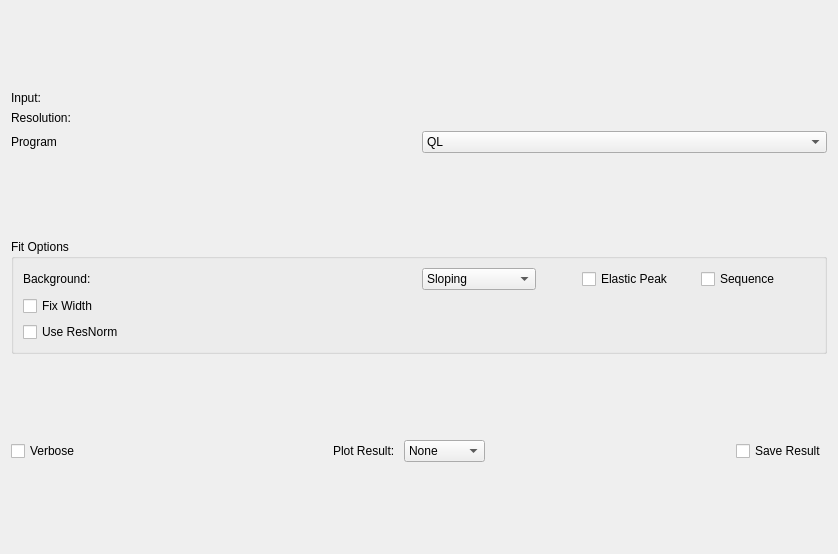
This is Code/Mantid/MantidQt/CustomInterfaces/inc/MantidQtCustomInterfaces/Quasi.ui in mantidproject/mantid as Qt 5 draws it before an edit. The edited form follows.
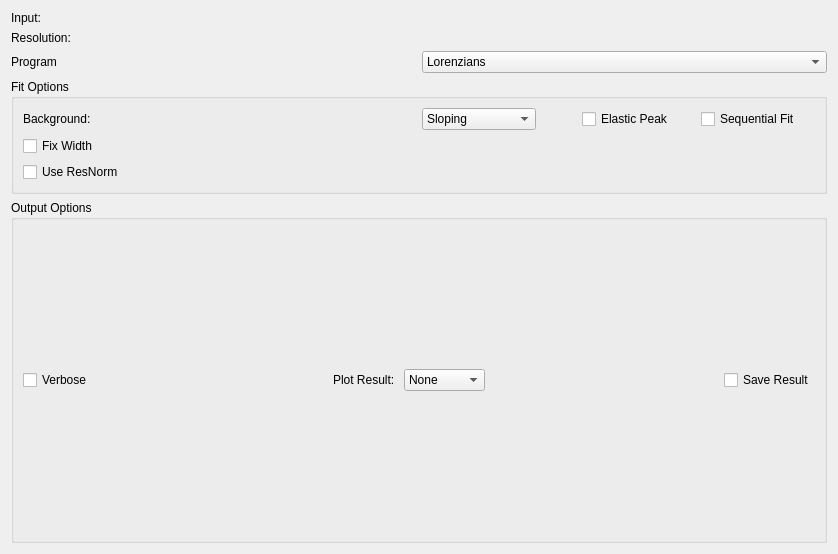
This is the edited form. Custom widgets are drawn as their Qt base class.

The edit to the form file:
```diff
--- a/Code/Mantid/MantidQt/CustomInterfaces/inc/MantidQtCustomInterfaces/Quasi.ui
+++ b/Code/Mantid/MantidQt/CustomInterfaces/inc/MantidQtCustomInterfaces/Quasi.ui
@@ -83,7 +83,7 @@
       <widget class="QComboBox" name="cbProgram">
        <item>
         <property name="text">
-         <string>QL</string>
+         <string>Lorenzians</string>
         </property>
        </item>
        <item>
@@ -198,7 +198,7 @@
           <item>
            <widget class="QCheckBox" name="chkSequence">
             <property name="text">
-             <string>Sequence</string>
+             <string>Sequential Fit</string>
             </property>
            </widget>
           </item>
@@ -264,6 +264,12 @@
    <item>
     <layout class="QHBoxLayout" name="horizontalLayout_44">
      <item>
+      <widget class="QGroupBox" name="gbOutput">
+       <property name="title">
+        <string>Output Options</string>
+       </property>
+       <layout class="QHBoxLayout" name="horizontalLayout_2">
+        <item>
       <widget class="QCheckBox" name="chkVerbose">
        <property name="enabled">
         <bool>true</bool>
@@ -345,6 +351,9 @@
        <property name="text">
         <string>Save Result</string>
        </property>
+         </widget>
+        </item>
+       </layout>
       </widget>
      </item>
     </layout>
```
Left out of the diff: 12 changed lines with no effect on the pictures. Lines whose indentation alone changed are shown as unchanged.
